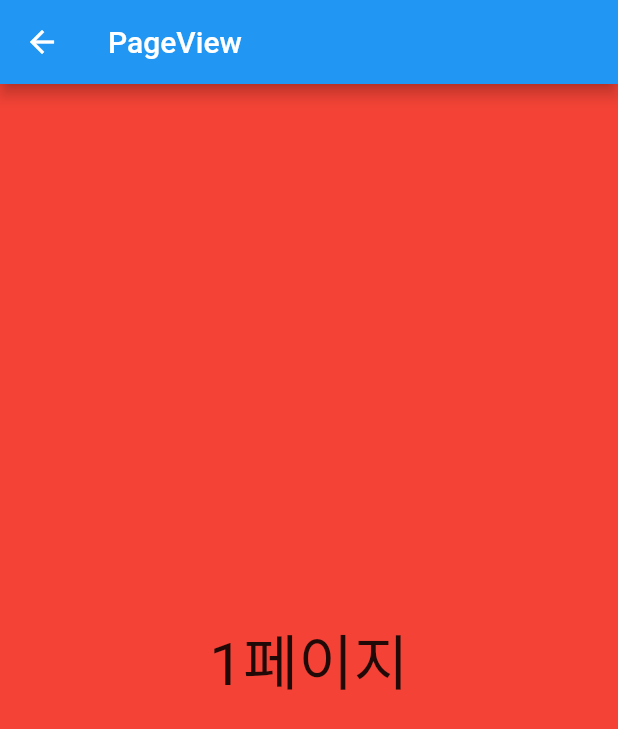
After one commit to SangWook16074/flutter_study, a Flutter app: the PageViewPage screen opened directly, on a phone screen of 412 x 824 dp. The commit adds this screen. Shown: the top 729 px of the screen. Run offline on Flutter 3.47's test engine with Material 2 defaults, Android fonts, the phone set to English and light mode, and no system bars.

Commit message:
PageView 포스팅 완료

```diff
--- a/lib/src/app.dart
+++ b/lib/src/app.dart
@@ -3,6 +3,7 @@ import 'package:blog_example/src/pages/bottoma_nav/bottom_nav.dart';
 import 'package:blog_example/src/pages/buttons.dart';
 import 'package:blog_example/src/pages/container.dart';
 import 'package:blog_example/src/pages/list_view.dart';
+import 'package:blog_example/src/pages/page_view.dart';
 import 'package:blog_example/src/pages/row_column.dart';
 import 'package:blog_example/src/pages/text_field.dart';
 import 'package:flutter/material.dart';
@@ -30,6 +31,7 @@ class _AppState extends State<App> {
           _buildItems('5. Buttons', Buttons()),
           _buildItems('6. AlertDialog', AlertDialogPage()),
           _buildItems('7. ListView', ListViewPage()),
+          _buildItems('8. PageView', PageViewPage()),
         ],
       ),
     );
--- /dev/null
+++ b/lib/src/pages/page_view.dart
@@ -0,0 +1,42 @@
+import 'package:flutter/material.dart';
+
+class PageViewPage extends StatelessWidget {
+  const PageViewPage({super.key});
+
+  @override
+  Widget build(BuildContext context) {
+    return Scaffold(
+      appBar: AppBar(
+        title: Text('PageView'),
+      ),
+      body: PageView(
+        children: [
+          Container(
+            color: Colors.red,
+            child: Center(
+                child: Text(
+              '1페이지',
+              style: TextStyle(fontSize: 40),
+            )),
+          ),
+          Container(
+            color: Colors.green,
+            child: Center(
+                child: Text(
+              '2페이지',
+              style: TextStyle(fontSize: 40),
+            )),
+          ),
+          Container(
+            color: Colors.blue,
+            child: Center(
+                child: Text(
+              '3페이지',
+              style: TextStyle(fontSize: 40),
+            )),
+          ),
+        ],
+      ),
+    );
+  }
+}
```
